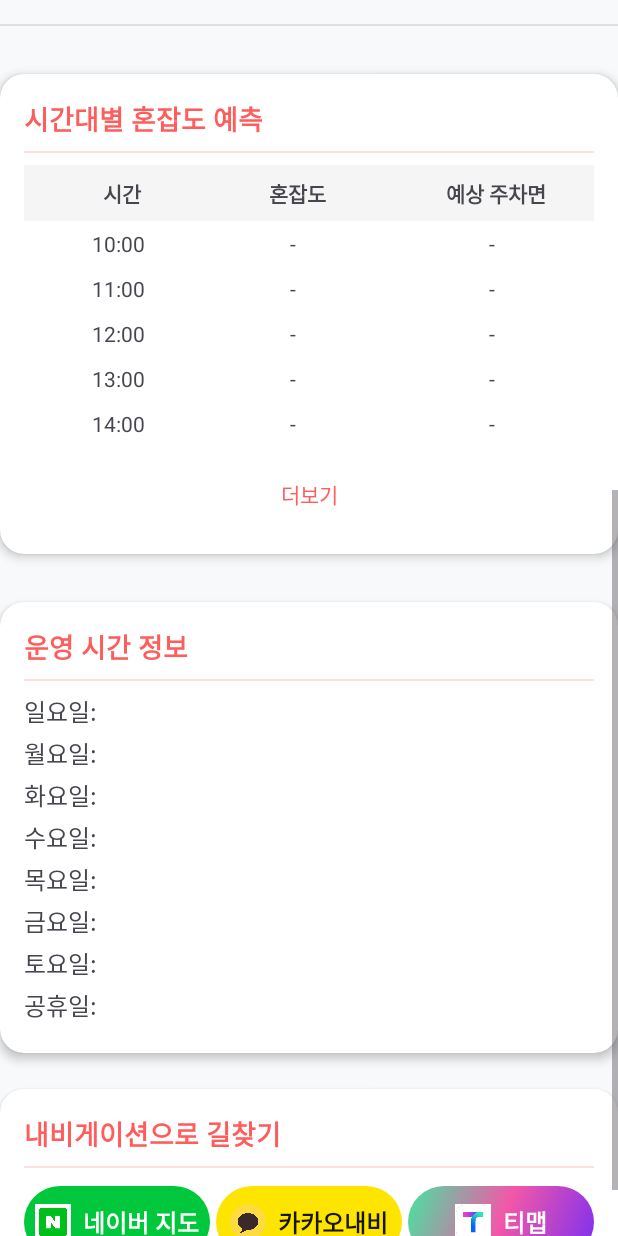
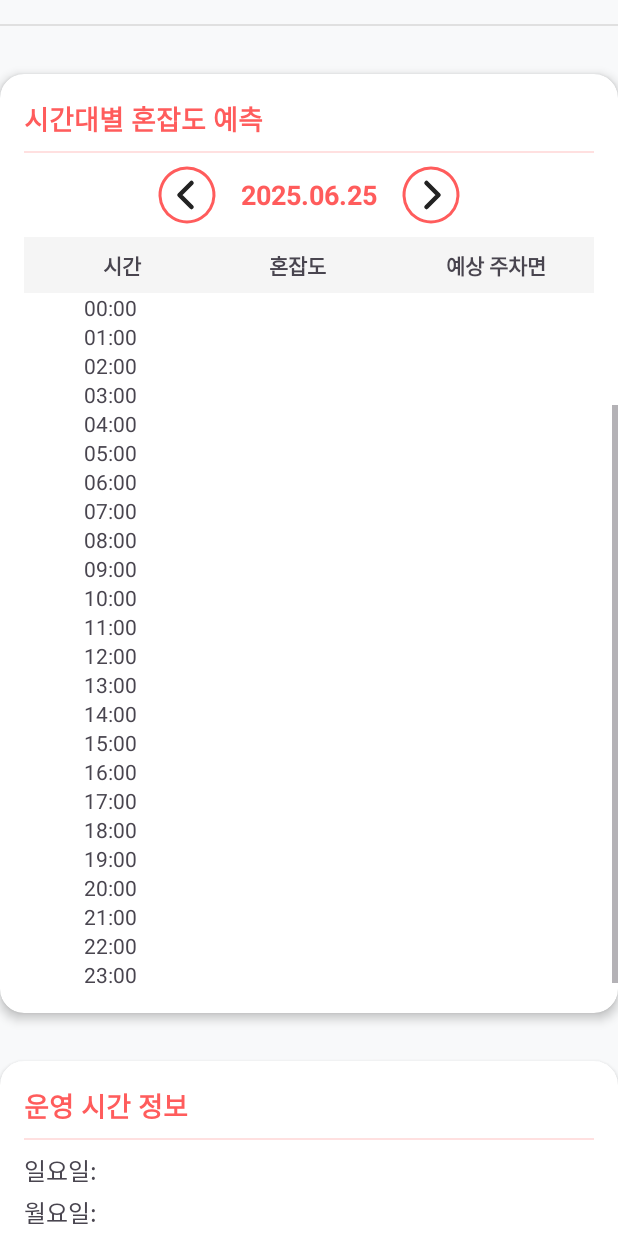
Before and after one commit to 2025-SMHRD-SW-LangIntelligence/IFIT, an Android app: the ParkingDetailActivity screen opened directly, with no data from a screen before it, scrolled down 576 dp, on a phone screen of 412 x 824 dp. Run offline under Robolectric (Android 15) with nearby library versions, the phone set to English and light mode, and no system bars; libraries missing offline, so code that uses them is left out: com.kakao.sdk.

Commit message:
상세보기 날짜 선택 버튼 추가

```diff
--- a/ch_19_map/build.gradle.kts
+++ b/ch_19_map/build.gradle.kts
@@ -58,4 +58,5 @@ dependencies {
     implementation("com.squareup.okhttp3:logging-interceptor:4.9.0")
     implementation("com.github.bumptech.glide:glide:4.16.0")
     kapt("com.github.bumptech.glide:compiler:4.16.0")
+    implementation("com.kakao.sdk:v2-navi:2.20.3")
 }
--- a/ch_19_map/src/main/java/com/example/ch_19_map/BoardPostDetailActivity.kt
+++ b/ch_19_map/src/main/java/com/example/ch_19_map/BoardPostDetailActivity.kt
@@ -38,7 +38,7 @@ class BoardPostDetailActivity : AppCompatActivity() {
             tvAuthor.text = "작성자: ${it.author.username}"
             tvCreatedAt.text = "작성일: ${it.createdAt}"
             // 이미지 표시
-            val baseUrl = "http://192.168.219.43:8090" // 에뮬레이터 기준, 실기기는 PC의 IP로 변경
+            val baseUrl = "http://10.0.2.2:8090" // 에뮬레이터 기준, 실기기는 PC의 IP로 변경
             val imageUrl = it.fileUrls?.firstOrNull()
             if (!imageUrl.isNullOrBlank()) {
                 ivImage.visibility = View.VISIBLE
@@ -123,8 +123,7 @@ class BoardPostDetailActivity : AppCompatActivity() {
                                 Toast.makeText(this@BoardPostDetailActivity, "답변이 등록되었습니다.", Toast.LENGTH_SHORT).show()
                                 finish()
                             } else {
-                                val errorMsg = response.errorBody()?.string() ?: "알 수 없는 오류"
-                                Toast.makeText(this@BoardPostDetailActivity, "답변 등록에 실패했습니다: $errorMsg", Toast.LENGTH_LONG).show()
+                                Toast.makeText(this@BoardPostDetailActivity, "답변 등록에 실패했습니다.", Toast.LENGTH_SHORT).show()
                             }
                         } catch (e: Exception) {
                             Toast.makeText(this@BoardPostDetailActivity, "네트워크 오류: ${e.message}", Toast.LENGTH_SHORT).show()
--- a/ch_19_map/src/main/java/com/example/ch_19_map/ParkingDetailActivity.kt
+++ b/ch_19_map/src/main/java/com/example/ch_19_map/ParkingDetailActivity.kt
@@ -17,6 +17,14 @@ import android.widget.TableRow
 import android.view.Gravity
 import java.util.*
 import android.view.View
+import android.util.Log
+import com.kakao.sdk.navi.NaviClient
+import com.kakao.sdk.navi.model.Location
+import com.kakao.sdk.navi.model.NaviOption
+import com.kakao.sdk.navi.model.CoordType
+import java.text.SimpleDateFormat
+import java.util.Calendar
+import android.widget.ImageButton
 
 class ParkingDetailActivity : AppCompatActivity() {
 
@@ -67,16 +75,68 @@ class ParkingDetailActivity : AppCompatActivity() {
                 openNaverMap(latitude, longitude, detail.address)
             }
 
-            findViewById<LinearLayout>(R.id.btnKakaoNavi).setOnClickListener {
-                openKakaoNavi(latitude, longitude, detail.address)
-            }
-
             findViewById<LinearLayout>(R.id.btnTmap).setOnClickListener {
+                Log.d("TmapDebug", "전달값 latitude: $latitude, longitude: $longitude, name: ${detail.address}")
                 openTmap(latitude, longitude, detail.address)
             }
         }
 
-        setupCongestionTable()
+        val tvSelectedDate = findViewById<TextView>(R.id.tvSelectedDate)
+        val btnPrevDate = findViewById<ImageButton>(R.id.btnPrevDate)
+        val btnNextDate = findViewById<ImageButton>(R.id.btnNextDate)
+        val tableLayout = findViewById<TableLayout>(R.id.congestionTableLayout)
+
+        val dateFormat = SimpleDateFormat("yyyy.MM.dd", Locale.KOREA)
+        val today = Calendar.getInstance()
+        var selectedDate = Calendar.getInstance()
+
+        fun updateDateUI() {
+            tvSelectedDate.text = dateFormat.format(selectedDate.time)
+            btnPrevDate.isEnabled = selectedDate.get(Calendar.DAY_OF_YEAR) > today.get(Calendar.DAY_OF_YEAR)
+            btnNextDate.isEnabled = selectedDate.get(Calendar.DAY_OF_YEAR) < today.get(Calendar.DAY_OF_YEAR) + 6
+        }
+
+        fun updateCongestionTable() {
+            // 헤더(첫 row) 제외 모두 삭제
+            while (tableLayout.childCount > 1) {
+                tableLayout.removeViewAt(1)
+            }
+            // 00:00~23:00 시간만 표시, 값은 빈칸
+            for (i in 0 until 24) {
+                val row = TableRow(this)
+                val timeText = TextView(this).apply {
+                    text = String.format("%02d:00", i)
+                    gravity = Gravity.CENTER
+                }
+                val congestionText = TextView(this).apply {
+                    text = ""
+                    gravity = Gravity.CENTER
+                }
+                val spacesText = TextView(this).apply {
+                    text = ""
+                    gravity = Gravity.CENTER
+                }
+                row.addView(timeText)
+                row.addView(congestionText)
+                row.addView(spacesText)
+                tableLayout.addView(row)
+            }
+        }
+
+        btnPrevDate.setOnClickListener {
+            selectedDate.add(Calendar.DAY_OF_YEAR, -1)
+            updateDateUI()
+            updateCongestionTable()
+        }
+        btnNextDate.setOnClickListener {
+            selectedDate.add(Calendar.DAY_OF_YEAR, 1)
+            updateDateUI()
+            updateCongestionTable()
+        }
+
+        // 초기화
+        updateDateUI()
+        updateCongestionTable()
     }
 
     private fun openNaverMap(latitude: Double, longitude: Double, name: String) {
@@ -96,97 +156,16 @@ class ParkingDetailActivity : AppCompatActivity() {
         }
     }
 
-    private fun openKakaoNavi(latitude: Double, longitude: Double, name: String) {
-        try {
-            val encodedName = URLEncoder.encode(name, "UTF-8")
-            val intent = Intent(Intent.ACTION_VIEW, Uri.parse("kakaonavi://route?ep=$latitude,$longitude&ep_name=$encodedName"))
-            startActivity(intent)
-        } catch (e: Exception) {
-            Toast.makeText(this, "카카오내비가 설치되어 있지 않습니다.", Toast.LENGTH_SHORT).show()
-        }
-    }
-
     private fun openTmap(latitude: Double, longitude: Double, name: String) {
         try {
             val encodedName = URLEncoder.encode(name, "UTF-8")
-            val intent = Intent(Intent.ACTION_VIEW, Uri.parse("tmap://route?goalname=$encodedName&goalx=$longitude&goaly=$latitude"))
+            val url = "tmap://route?goalx=$longitude&goaly=$latitude&goalname=$encodedName&coordType=WGS84"
+            Log.d("TmapIntent", "티맵 URI: $url")
+            val intent = Intent(Intent.ACTION_VIEW, Uri.parse(url))
+            intent.addCategory(Intent.CATEGORY_BROWSABLE)
             startActivity(intent)
         } catch (e: Exception) {
             Toast.makeText(this, "티맵이 설치되어 있지 않습니다.", Toast.LENGTH_SHORT).show()
         }
     }
-
-    private fun setupCongestionTable() {
-        val tableLayout = findViewById<TableLayout>(R.id.congestionTableLayout)
-        val btnShowMore = findViewById<Button>(R.id.btnShowMore)
-
-        // 현재 시간 가져오기
-        val calendar = Calendar.getInstance()
-        val currentHour = calendar.get(Calendar.HOUR_OF_DAY)
-
-        // 초기에 보여줄 행의 수
-        val initialRows = 5
-        // 남은 시간 계산 (24시까지)
-        val remainingHours = 24 - currentHour
-
-        // 시간대별 행 추가
-        for (i in 0 until minOf(initialRows, remainingHours)) {
-            val hour = (currentHour + i) % 24
-            addTimeRow(tableLayout, hour)
-        }
-
-        // 더보기 버튼 처리
-        if (remainingHours > initialRows) {
-            btnShowMore.visibility = View.VISIBLE
-            var isExpanded = false
-
-            btnShowMore.setOnClickListener {
-                if (!isExpanded) {
-                    // 나머지 시간대 추가
-                    for (i in initialRows until remainingHours) {
-                        val hour = (currentHour + i) % 24
-                        addTimeRow(tableLayout, hour)
-                    }
-                    btnShowMore.text = "접기"
-                } else {
-                    // 초기 상태로 되돌리기
-                    while (tableLayout.childCount > initialRows + 1) { // +1은 헤더 row
-                        tableLayout.removeViewAt(tableLayout.childCount - 1)
-                    }
-                    btnShowMore.text = "더보기"
-                }
-                isExpanded = !isExpanded
-            }
-        }
-    }
-
-    private fun addTimeRow(tableLayout: TableLayout, hour: Int) {
-        val row = TableRow(this).apply {
-            setPadding(8, 8, 8, 8)
-        }
-
-        // 시간
-        val timeText = TextView(this).apply {
-            text = String.format("%02d:00", hour)
-            gravity = Gravity.CENTER
-        }
-
-        // 혼잡도 (임시 데이터)
-        val congestionText = TextView(this).apply {
-            text = "-"
-            gravity = Gravity.CENTER
-        }
-
-        // 예상 주차면 (임시 데이터)
-        val spacesText = TextView(this).apply {
-            text = "-"
-            gravity = Gravity.CENTER
-        }
-
-        row.addView(timeText)
-        row.addView(congestionText)
-        row.addView(spacesText)
-
-        tableLayout.addView(row)
-    }
 }
--- a/ch_19_map/src/main/java/com/example/ch_19_map/RetrofitClient.kt
+++ b/ch_19_map/src/main/java/com/example/ch_19_map/RetrofitClient.kt
@@ -12,7 +12,7 @@ import android.preference.PreferenceManager
 object RetrofitClient {
 
     // 백엔드 서버 URL (로컬 테스트용)
-    private const val BASE_URL = "http://192.168.219.43:8090/"
+    private const val BASE_URL = "http://10.0.2.2:8090/"
 
     // OkHttpClient 설정 (토큰 자동 헤더 추가)
     private fun getOkHttpClient(context: Context): OkHttpClient {
--- /dev/null
+++ b/ch_19_map/src/main/res/drawable/btn_circle_border.xml
@@ -0,0 +1,5 @@
+<shape xmlns:android="http://schemas.android.com/apk/res/android"
+    android:shape="oval">
+    <solid android:color="#FFFFFF"/>
+    <stroke android:width="2dp" android:color="#FF5C5C"/>
+</shape>
--- /dev/null
+++ b/ch_19_map/src/main/res/drawable/btn_circle_colored_border.xml
@@ -0,0 +1,4 @@
+<shape xmlns:android="http://schemas.android.com/apk/res/android"
+    android:shape="oval">
+    <stroke android:width="2dp" android:color="#FF5C5C"/>
+</shape>
--- /dev/null
+++ b/ch_19_map/src/main/res/drawable/btn_circle_white.xml
@@ -0,0 +1,4 @@
+<shape xmlns:android="http://schemas.android.com/apk/res/android"
+    android:shape="oval">
+    <solid android:color="#FFFFFF"/>
+</shape>
--- /dev/null
+++ b/ch_19_map/src/main/res/drawable/ic_chevron_left_red.xml
@@ -0,0 +1,20 @@
+<vector xmlns:android="http://schemas.android.com/apk/res/android"
+    android:width="40dp"
+    android:height="40dp"
+    android:viewportWidth="40"
+    android:viewportHeight="40">
+    <!-- 원 테두리 -->
+    <path
+        android:pathData="M20,2 A18,18 0 1,1 19.99,2"
+        android:fillColor="@android:color/transparent"
+        android:strokeColor="#FF5C5C"
+        android:strokeWidth="2"/>
+    <!-- < 기호 -->
+    <path
+        android:pathData="M23,12 L15,20 L23,28"
+        android:fillColor="@android:color/transparent"
+        android:strokeColor="#222222"
+        android:strokeWidth="3"
+        android:strokeLineCap="round"
+        android:strokeLineJoin="round"/>
+</vector>
--- /dev/null
+++ b/ch_19_map/src/main/res/drawable/ic_chevron_right_red.xml
@@ -0,0 +1,20 @@
+<vector xmlns:android="http://schemas.android.com/apk/res/android"
+    android:width="40dp"
+    android:height="40dp"
+    android:viewportWidth="40"
+    android:viewportHeight="40">
+    <!-- 원 테두리 -->
+    <path
+        android:pathData="M20,2 A18,18 0 1,1 19.99,2"
+        android:fillColor="@android:color/transparent"
+        android:strokeColor="#FF5C5C"
+        android:strokeWidth="2"/>
+    <!-- > 기호 -->
+    <path
+        android:pathData="M17,12 L25,20 L17,28"
+        android:fillColor="@android:color/transparent"
+        android:strokeColor="#222222"
+        android:strokeWidth="3"
+        android:strokeLineCap="round"
+        android:strokeLineJoin="round"/>
+</vector>
--- a/ch_19_map/src/main/res/layout/activity_parking_detail.xml
+++ b/ch_19_map/src/main/res/layout/activity_parking_detail.xml
@@ -150,6 +150,46 @@
                     android:background="#FFE0E0"
                     android:layout_marginBottom="8dp"/>
 
+                <LinearLayout
+                    android:id="@+id/dateSelectorLayout"
+                    android:layout_width="match_parent"
+                    android:layout_height="wrap_content"
+                    android:orientation="horizontal"
+                    android:gravity="center"
+                    android:layout_marginBottom="8dp">
+
+                    <ImageButton
+                        android:id="@+id/btnPrevDate"
+                        android:layout_width="40dp"
+                        android:layout_height="40dp"
+                        android:src="@drawable/ic_chevron_left_red"
+                        android:background="@android:color/transparent"
+                        android:contentDescription="이전 날짜"
+                        android:padding="0dp"
+                        android:scaleType="fitCenter"/>
+
+                    <TextView
+                        android:id="@+id/tvSelectedDate"
+                        android:layout_width="wrap_content"
+                        android:layout_height="wrap_content"
+                        android:text="오늘"
+                        android:textSize="18sp"
+                        android:textColor="#FF5C5C"
+                        android:textStyle="bold"
+                        android:layout_marginStart="16dp"
+                        android:layout_marginEnd="16dp"/>
+
+                    <ImageButton
+                        android:id="@+id/btnNextDate"
+                        android:layout_width="40dp"
+                        android:layout_height="40dp"
+                        android:src="@drawable/ic_chevron_right_red"
+                        android:background="@android:color/transparent"
+                        android:contentDescription="다음 날짜"
+                        android:padding="0dp"
+                        android:scaleType="fitCenter"/>
+                </LinearLayout>
+
                 <TableLayout
                     android:id="@+id/congestionTableLayout"
                     android:layout_width="match_parent"
@@ -286,31 +326,7 @@
                             android:fontFamily="sans-serif-medium"/>
                     </LinearLayout>
 
-                    <LinearLayout
-                        android:id="@+id/btnKakaoNavi"
-                        android:layout_width="0dp"
-                        android:layout_height="48dp"
-                        android:layout_weight="1"
-                        android:background="@drawable/kakao_button_background"
-                        android:gravity="center"
-                        android:orientation="horizontal"
-                        android:layout_marginEnd="4dp"
-                        android:clickable="true"
-                        android:focusable="true">
-                        <ImageView
-                            android:layout_width="24dp"
-                            android:layout_height="24dp"
-                            android:src="@drawable/kakao_icon"
-                            android:layout_marginEnd="8dp"/>
-                        <TextView
-                            android:layout_width="wrap_content"
-                            android:layout_height="wrap_content"
-                            android:text="카카오내비"
-                            android:textColor="#191600"
-                            android:textSize="16sp"
-                            android:textStyle="bold"
-                            android:fontFamily="sans-serif-medium"/>
-                    </LinearLayout>
+                    <!-- 카카오내비 버튼 완전 삭제 -->
 
                     <LinearLayout
                         android:id="@+id/btnTmap"
--- a/ch_19_map/src/main/res/xml/network_security_config.xml
+++ b/ch_19_map/src/main/res/xml/network_security_config.xml
@@ -7,6 +7,6 @@
         <domain includeSubdomains="true">project-db-campus.smhrd.com</domain>
     </domain-config>
     <domain-config cleartextTrafficPermitted="true">
-        <domain includeSubdomains="false">192.168.219.43</domain>
+        <domain includeSubdomains="false">10.0.2.2</domain>
     </domain-config>
 </network-security-config>
--- a/settings.gradle.kts
+++ b/settings.gradle.kts
@@ -16,6 +16,7 @@ dependencyResolutionManagement {
     repositories {
         google()
         mavenCentral()
+        maven { url = uri("https://devrepo.kakao.com/nexus/content/groups/public/") }
     }
 }
 
```
Also changed, not shown: ch_19_map/src/main/java/com/example/ch_19_map/MainActivity.kt (+7 -3 lines).
